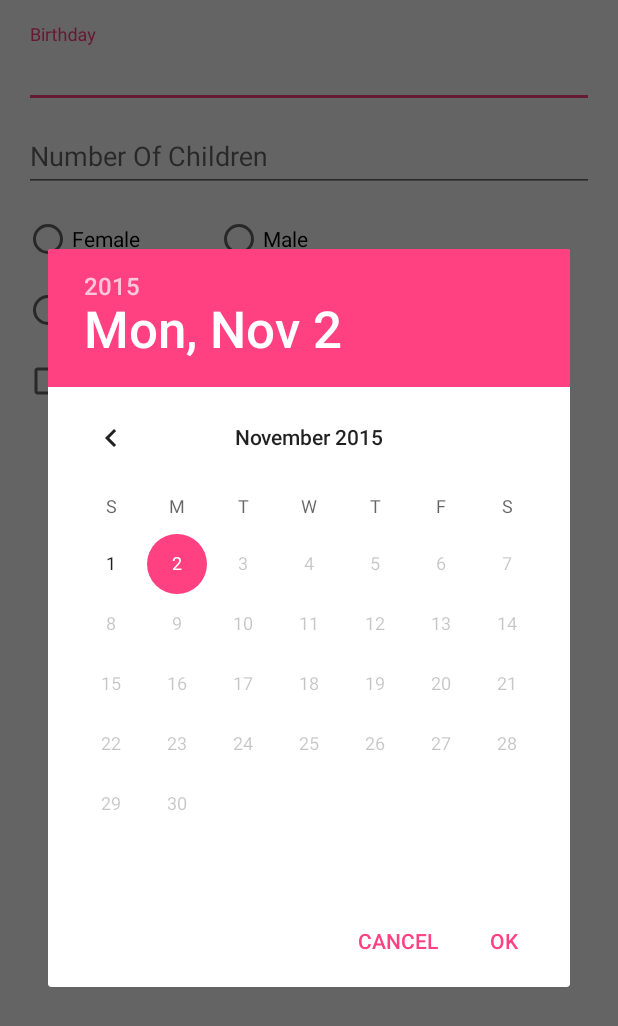
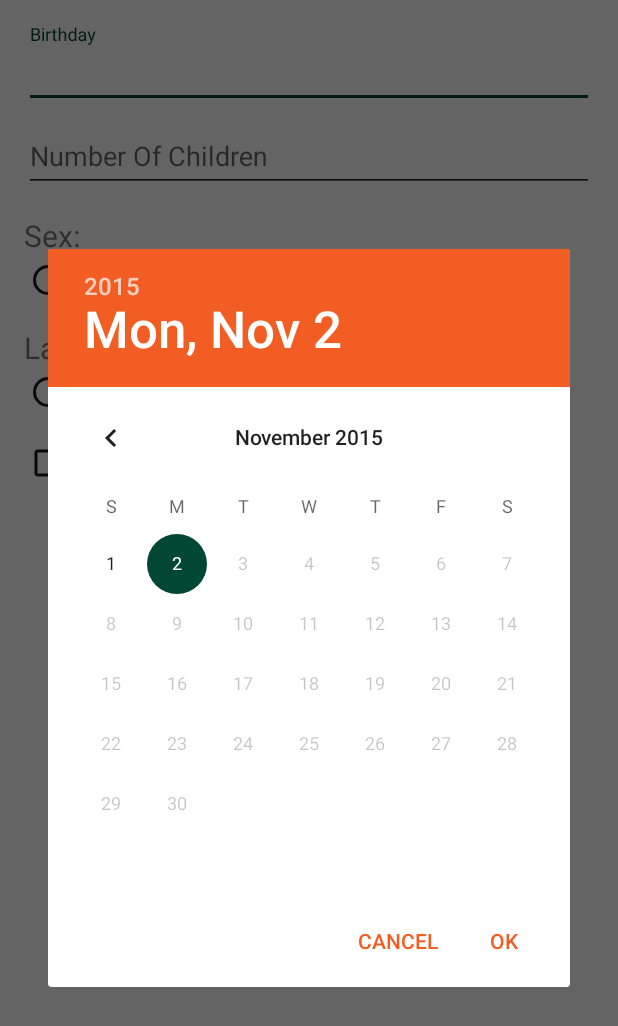
Before and after one commit to Caryntjen/EVA-Android-Group-18, an Android app: the RegistrationPartOne screen opened directly, with no data from a screen before it, on a phone screen of 412 x 824 dp. Shown: the top 1026 px of the screen. Run offline under Robolectric (Android 15) with nearby library versions, the phone set to English and light mode, and no system bars.

Commit message:
Added some layouts. Added some styles and changed some colours. Reworked some image colours. Added lables to registration. Reworked images on separate challenges. Adjusted some layout spacing.

```diff
--- a/app/src/main/res/drawable/challenge_background.xml
+++ b/app/src/main/res/drawable/challenge_background.xml
@@ -2,7 +2,7 @@
 <layer-list xmlns:android="http://schemas.android.com/apk/res/android">
     <item>
         <shape android:shape="rectangle">
-            <solid android:color="#CABBBBBB"/>
+            <solid android:color="@color/colorAccent"/>
             <corners android:radius="2dp" />
         </shape>
     </item>
--- a/app/src/main/res/drawable/challenge_pressed.xml
+++ b/app/src/main/res/drawable/challenge_pressed.xml
@@ -2,7 +2,7 @@
 <layer-list xmlns:android="http://schemas.android.com/apk/res/android">
     <item>
         <shape android:shape="rectangle">
-            <solid android:color="#CABBBBBB"/>
+            <solid android:color="@color/colorAccent"/>
             <corners android:radius="2dp" />
         </shape>
     </item>
--- a/app/src/main/res/layout/activity_login.xml
+++ b/app/src/main/res/layout/activity_login.xml
@@ -63,7 +63,7 @@
                 android:layout_width="146dp"
                 android:layout_height="wrap_content"
                 android:layout_gravity="center_horizontal"
-                android:layout_marginTop="16dp"
+                android:layout_marginTop="15dp"
                 android:text="@string/action_sign_in"
                 android:textStyle="bold" />
 
@@ -73,7 +73,6 @@
                 android:layout_width="146dp"
                 android:layout_height="wrap_content"
                 android:layout_gravity="center_horizontal"
-                android:layout_marginTop="16dp"
                 android:text="@string/action_register"
                 android:textStyle="bold" />
 
--- a/app/src/main/res/layout/challenge_card.xml
+++ b/app/src/main/res/layout/challenge_card.xml
@@ -22,6 +22,8 @@
             android:id="@+id/ivChallengeThumbmail"
             android:layout_width="50dp"
             android:layout_height="50dp"
+            android:adjustViewBounds="true"
+            android:scaleType="centerCrop"
             android:layout_marginRight="15dp"
             android:src="@drawable/socialmedia"
             android:layout_alignParentTop="true"
--- a/app/src/main/res/layout/challenge_product.xml
+++ b/app/src/main/res/layout/challenge_product.xml
@@ -10,8 +10,10 @@
 
         <ImageView
             android:id="@+id/ivProductImage"
-            android:layout_width="match_parent"
-            android:layout_height="100dp"
+            android:layout_width="fill_parent"
+            android:layout_height="150dp"
+            android:adjustViewBounds="true"
+            android:scaleType="centerCrop"
             android:layout_alignParentTop="true"
             android:layout_centerHorizontal="true"
             android:layout_marginLeft="15dp"
--- a/app/src/main/res/layout/challenge_recipe.xml
+++ b/app/src/main/res/layout/challenge_recipe.xml
@@ -10,8 +10,10 @@
 
         <ImageView
             android:id="@+id/ivRecipeImage"
-            android:layout_width="match_parent"
-            android:layout_height="100dp"
+            android:layout_width="fill_parent"
+            android:layout_height="150dp"
+            android:adjustViewBounds="true"
+            android:scaleType="centerCrop"
             android:layout_alignParentTop="true"
             android:layout_centerHorizontal="true"
             android:layout_marginLeft="15dp"
--- a/app/src/main/res/layout/challenge_socialmedia.xml
+++ b/app/src/main/res/layout/challenge_socialmedia.xml
@@ -10,8 +10,10 @@
 
         <ImageView
             android:id="@+id/ivSocialMediaImage"
-            android:layout_width="match_parent"
-            android:layout_height="100dp"
+            android:layout_width="fill_parent"
+            android:layout_height="150dp"
+            android:adjustViewBounds="true"
+            android:scaleType="centerCrop"
             android:layout_alignParentTop="true"
             android:layout_centerHorizontal="true"
             android:layout_marginLeft="15dp"
--- a/app/src/main/res/layout/fragment_registration_part_one.xml
+++ b/app/src/main/res/layout/fragment_registration_part_one.xml
@@ -52,12 +52,18 @@
 
             </android.support.design.widget.TextInputLayout>
 
+            <TextView
+                android:layout_width="wrap_content"
+                android:layout_height="wrap_content"
+                android:layout_marginTop="15dp"
+                android:text="@string/registration.sex"
+                android:textSize="20sp" />
+
             <RadioGroup
                 android:id="@+id/rgSex"
                 android:layout_width="wrap_content"
                 android:layout_height="wrap_content"
                 android:layout_gravity="left"
-                android:layout_marginTop="15dp"
                 android:orientation="horizontal">
 
                 <RadioButton
@@ -78,12 +84,19 @@
 
             </RadioGroup>
 
+
+            <TextView
+                android:layout_width="wrap_content"
+                android:layout_height="wrap_content"
+                android:layout_marginTop="15dp"
+                android:text="@string/registration.language"
+                android:textSize="20sp" />
+
             <RadioGroup
                 android:id="@+id/rgLanguage"
                 android:layout_width="wrap_content"
                 android:layout_height="wrap_content"
                 android:layout_gravity="left"
-                android:layout_marginTop="15dp"
                 android:orientation="horizontal">
 
                 <RadioButton
--- a/app/src/main/res/values-v21/styles.xml
+++ b/app/src/main/res/values-v21/styles.xml
@@ -1,4 +1,4 @@
-<resources>>
+<resources>
     <style name="AppTheme.NoActionBar">
         <item name="windowActionBar">false</item>
         <item name="windowNoTitle">true</item>
--- a/app/src/main/res/values/colors.xml
+++ b/app/src/main/res/values/colors.xml
@@ -1,7 +1,18 @@
 <?xml version="1.0" encoding="utf-8"?>
 <resources>
-    <color name="colorPrimary">#3F51B5</color>
-    <color name="colorPrimaryDark">#303F9F</color>
-    <color name="colorAccent">#FF4081</color>
-    <color name="tabsScrollColor">#8a140e</color>
+    <color name="colorPrimary">#191919</color>
+    <color name="colorPrimaryDark">#101010</color>
+    <color name="colorAccent">@color/evaDarkOrange</color>
+    <color name="tabsScrollColor">@color/evaDarkOrange</color>
+
+    <!-- Primary Colors -->
+    <color name="evaDarkGreen">#004833</color>
+    <color name="evaLightGreen">#a5b11e</color>
+    <color name="evaDarkOrange">#f15d22</color>
+
+    <!-- Secundary Colors -->
+    <color name="evaBlue">#006990</color>
+    <color name="evaGrey">#b4a59f</color>
+    <color name="evaYellow">#f4dc00</color>
+    <color name="evaBlueGreen">#009ea0</color>
 </resources>
--- a/app/src/main/res/values/strings.xml
+++ b/app/src/main/res/values/strings.xml
@@ -64,4 +64,6 @@
     <string name="challenge.socialmedia.title">Social Media</string>
     <string name="challenge.socialmedia.image">Social Media Image</string>
     <string name="activity.socialmedia.title">Social Media Challenge</string>
+    <string name="registration.language">Language:</string>
+    <string name="registration.sex">Sex:</string>
 </resources>
```
Also changed, not shown: app/src/main/java/com/evavzw/twentyonedayschallenge/challenges/ResisableChallengeBanners.java (deleted, +0 -28 lines), app/src/main/res/values/styles.xml (+20 -0 lines), app/src/main/res/drawable-nodpi/product.png, app/src/main/res/drawable-nodpi/recipe.png, app/src/main/res/drawable-nodpi/socialmedia.png, app/src/main/res/drawable-nodpi/star.png, app/src/main/res/drawable/Evalogo.png.
